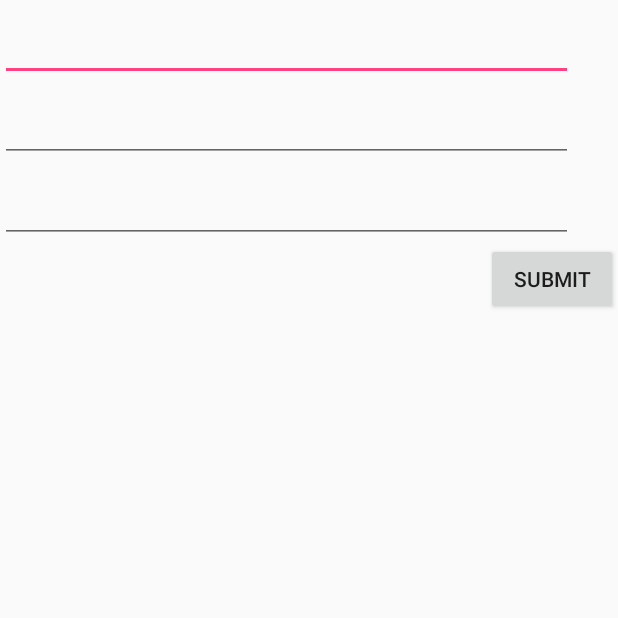
After one commit to Akais24/Project3, an Android app: the SettingsActivity screen opened directly, with no data from a screen before it, on a phone screen of 412 x 824 dp, the top half of it. The commit adds this screen. Run offline under Robolectric (Android 15) with nearby library versions, the phone set to English and light mode, and no system bars; libraries missing offline, so code that uses them is left out: com.koushikdutta.async, com.koushikdutta.ion; pictures from the network do not load.

Commit message:
Made change user info

```diff
--- a/app/src/main/AndroidManifest.xml
+++ b/app/src/main/AndroidManifest.xml
@@ -39,6 +39,7 @@
         <activity
             android:name=".AddEvent.ContentInputActivity"
             android:theme="@style/myDialog" />
+        <activity android:name =".SettingsActivity"></activity>
         <activity android:name=".Login.SignUpActivity"></activity>
     </application>
 
--- /dev/null
+++ b/app/src/main/java/com/example/q/swipe_tab/SettingsActivity.java
@@ -0,0 +1,88 @@
+package com.example.q.swipe_tab;
+
+import android.app.Activity;
+import android.content.Intent;
+import android.content.SharedPreferences;
+import android.os.Bundle;
+import android.support.v7.app.AppCompatActivity;
+import android.util.Log;
+import android.view.View;
+import android.widget.Button;
+import android.widget.EditText;
+import android.widget.Toast;
+import com.google.gson.Gson;
+import com.google.gson.JsonObject;
+import com.koushikdutta.async.future.FutureCallback;
+import com.koushikdutta.ion.Ion;
+
+import java.util.ArrayList;
+
+public class SettingsActivity extends AppCompatActivity implements View.OnClickListener {
+    EditText change_uinfo_name;
+    EditText change_uinfo_nickname;
+    EditText change_uinfo_account_info;
+    Button submit_uinfo;
+    String name, nickname, account_info, searchurl, uid;
+    Gson gson = new Gson();
+    @Override
+    protected void onCreate(Bundle savedInstanceState) {
+        super.onCreate(savedInstanceState);
+        setContentView(R.layout.activity_settings);
+        final SharedPreferences info = getSharedPreferences("local", MODE_PRIVATE);
+        name = info.getString("name", null);
+        nickname = info.getString("nickname", null);
+        account_info = info.getString("acount_info", null);
+        uid = info.getString("unique_id", null);
+
+        change_uinfo_name = findViewById(R.id.change_uinfo_name);
+        change_uinfo_nickname = findViewById(R.id.change_uinfo_nickname);
+        change_uinfo_account_info = findViewById(R.id.change_uinfo_account_info);
+        submit_uinfo = findViewById(R.id.submit_uinfo);
+
+        change_uinfo_name.setText(name);
+
+        change_uinfo_nickname.setText(nickname);
+        change_uinfo_account_info.setText(account_info);
+        change_uinfo_name.setOnClickListener(this);
+        change_uinfo_nickname.setOnClickListener(this);
+        change_uinfo_account_info.setOnClickListener(this);
+        submit_uinfo.setOnClickListener(this);
+        searchurl = "http://52.231.153.77:8080/update_user";
+    }
+
+        public void onClick(View v) {
+            JsonObject json = new JsonObject();
+            switch(v.getId()){
+                case R.id.submit_uinfo:
+                    if (change_uinfo_account_info.getText().length()>0){ account_info = change_uinfo_account_info.getText().toString();}
+                    if (change_uinfo_name.getText().length()>0){ nickname = change_uinfo_nickname.getText().toString();}
+                    if (change_uinfo_nickname.getText().length()>0){ name = change_uinfo_name.getText().toString();}
+                    json.addProperty("name", name);
+                    json.addProperty("nickname", nickname);
+                    json.addProperty("account_info", account_info);
+                    json.addProperty("unique_id", uid);
+
+                    Log.d("8888", "done through this");
+                    Ion.with(getApplicationContext())
+                            .load("POST", searchurl)
+                            .setJsonObjectBody(json)
+                            .asJsonObject()
+                            .setCallback(new FutureCallback<JsonObject>() {
+                                @Override
+                                public void onCompleted(Exception e, JsonObject result) {
+                                    Log.d("88888", " INSIDE YOUOHOH");
+                                    simple_response newone = gson.fromJson(result, simple_response.class);
+                                    Log.d("87878", "HEHEHEHeHE");
+                                    if (!newone.result.equals("Success")) {
+                                        Toast.makeText(getApplicationContext(), "회원 정보 변경에 실패하였습니다.", Toast.LENGTH_SHORT).show();
+                                        return;
+                                    } else {
+                                        Log.d("44444", "회원 정보 변경에 성공하였습니다.");
+                                        finish();
+                                    }
+                                }
+                            });
+                    break;
+            }
+        }
+}
--- /dev/null
+++ b/app/src/main/res/layout/activity_settings.xml
@@ -0,0 +1,43 @@
+<?xml version="1.0" encoding="utf-8"?>
+<RelativeLayout
+    xmlns:android="http://schemas.android.com/apk/res/android"
+    xmlns:app="http://schemas.android.com/apk/res-auto"
+    xmlns:tools="http://schemas.android.com/tools"
+    android:layout_width="match_parent"
+    android:layout_height="match_parent">
+
+    <EditText
+        android:id="@+id/change_uinfo_name"
+        android:layout_width="382dp"
+        android:layout_height="54dp"
+        tools:layout_editor_absoluteX="1dp"
+        tools:layout_editor_absoluteY="16dp" />
+
+    <EditText
+        android:id="@+id/change_uinfo_nickname"
+        android:layout_width="382dp"
+        android:layout_height="54dp"
+        android:layout_alignParentStart="true"
+        android:layout_alignParentLeft="true"
+        android:layout_below="@+id/change_uinfo_name"
+        tools:layout_editor_absoluteX="1dp"
+        tools:layout_editor_absoluteY="70dp" />
+
+    <EditText
+        android:id="@+id/change_uinfo_account_info"
+        android:layout_width="382dp"
+        android:layout_height="54dp"
+        android:layout_alignParentStart="true"
+        android:layout_alignParentLeft="true"
+        android:layout_below="@+id/change_uinfo_nickname"
+        tools:layout_editor_absoluteX="1dp"
+        tools:layout_editor_absoluteY="124dp" />
+
+    <Button
+        android:id="@+id/submit_uinfo"
+        android:layout_width="wrap_content"
+        android:layout_height="wrap_content"
+        android:layout_alignParentEnd="true"
+        android:layout_below="@+id/change_uinfo_account_info"
+        android:text="Submit"/>
+</RelativeLayout>
--- a/app/src/main/res/values/colors.xml
+++ b/app/src/main/res/values/colors.xml
@@ -5,7 +5,7 @@
     <color name="colorAccent">#FF4081</color>
     <color name="SomeColor">#1c76bb</color>
     <color name="black">#000000</color>
-    <color name="white">#FFFFFF</color>
+    <color name="white">#ffffff</color>
     <color name="kakao_theme">#FAFF00</color>
     <color name="kakao_brown">#3C1E1B</color>
 
```
Also changed, not shown: app/src/main/java/com/example/q/swipe_tab/Login/LoginActivity.java (+27 -19 lines), app/src/main/java/com/example/q/swipe_tab/MainActivity.java (+8 -2 lines), app/src/main/res/drawable/settings.xml (added, +6 -0 lines), app/src/main/res/layout/activity_main.xml (+9 -0 lines), app/src/main/java/com/example/q/swipe_tab/AddEvent/SearchUserActivity.java (indentation only).
